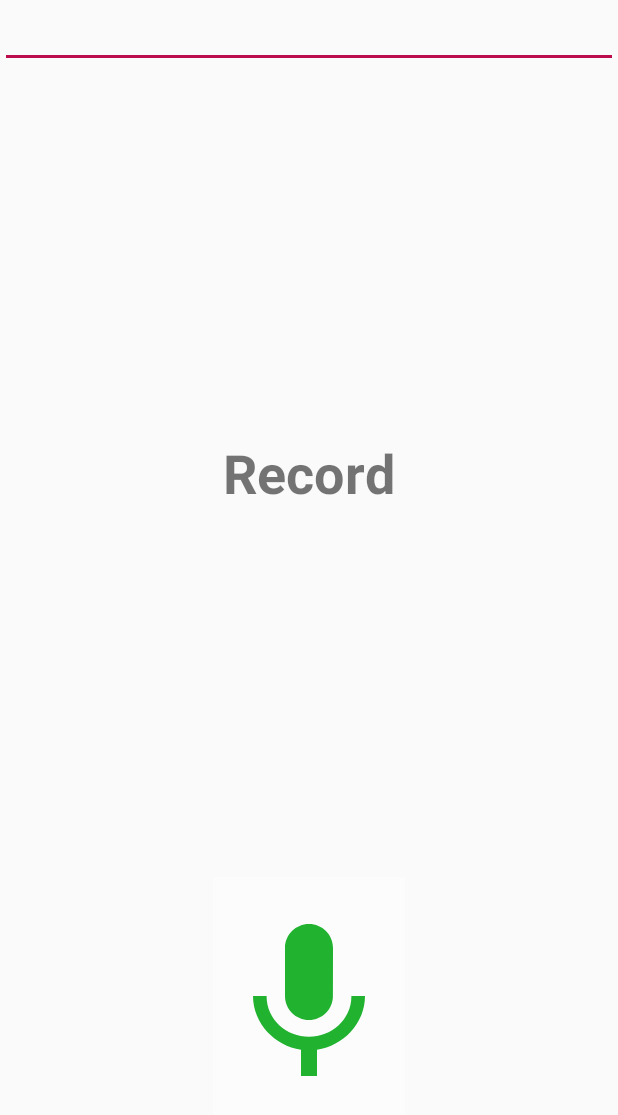
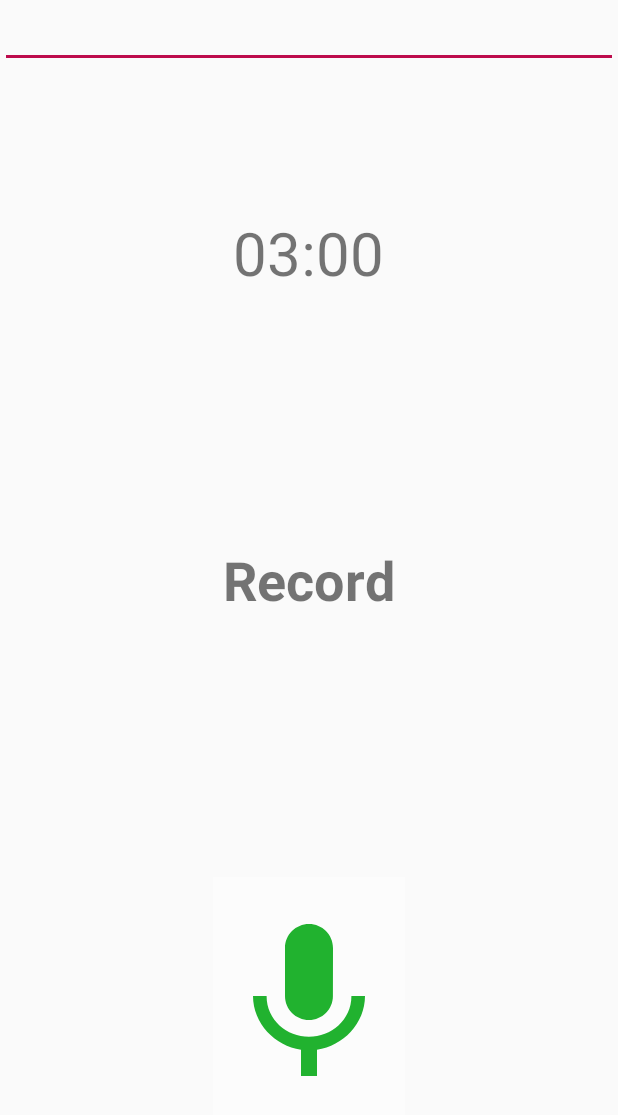
Before and after one commit to alison-foundation/alisonproject-android-app, an Android app: the layout fragment_actions.xml on its own in the app's theme, with its tools: preview values and no code run, on a phone screen of 412 x 824 dp. Shown: the top 1115 px of the screen. Run offline under Robolectric (Android 15) with nearby library versions, the phone set to English and light mode, and no system bars.

Commit message:
Added countdown and updated color picker

```diff
--- a/app/build.gradle
+++ b/app/build.gradle
@@ -20,6 +20,7 @@ android {
         sourceCompatibility = '1.8'
         targetCompatibility = '1.8'
     }
+    buildToolsVersion = '23.0.3'
 }
 
 dependencies {
@@ -36,4 +37,5 @@ dependencies {
     implementation 'androidx.recyclerview:recyclerview:1.0.0'
     implementation 'androidx.cardview:cardview:1.0.0'
     implementation 'com.pes.materialcolorpicker:library:1.2.5'
+    implementation 'com.azeesoft.lib.colorpicker:colorpicker:1.0.8@aar'
 }
--- a/app/src/main/res/layout/fragment_actions.xml
+++ b/app/src/main/res/layout/fragment_actions.xml
@@ -39,7 +39,6 @@
         android:layout_height="wrap_content"
         android:layout_marginStart="8dp"
         android:layout_marginLeft="8dp"
-        android:layout_marginTop="8dp"
         android:layout_marginEnd="8dp"
         android:layout_marginRight="8dp"
         android:layout_marginBottom="8dp"
@@ -48,6 +47,18 @@
         android:textStyle="bold"
         app:layout_constraintBottom_toTopOf="@+id/recordSoundBtn"
         app:layout_constraintEnd_toEndOf="parent"
+        app:layout_constraintStart_toStartOf="parent"
+        app:layout_constraintTop_toBottomOf="@+id/timerTextView" />
+
+    <TextView
+        android:id="@+id/timerTextView"
+        android:layout_width="wrap_content"
+        android:layout_height="wrap_content"
+        android:layout_marginTop="96dp"
+        android:text="03:00"
+        android:textSize="40sp"
+        app:layout_constraintEnd_toEndOf="parent"
+        app:layout_constraintHorizontal_bias="0.498"
         app:layout_constraintStart_toStartOf="parent"
         app:layout_constraintTop_toBottomOf="@+id/response_text" />
 
--- a/build.gradle
+++ b/build.gradle
@@ -7,7 +7,7 @@ buildscript {
 
     }
     dependencies {
-        classpath 'com.android.tools.build:gradle:3.4.0'
+        classpath 'com.android.tools.build:gradle:3.5.3'
 
         // NOTE: Do not place your application dependencies here; they belong
         // in the individual module build.gradle files
```
Also changed, not shown: app/src/main/java/com/alisonproject/android/ActionsFragment.java (+33 -12 lines), app/src/main/java/com/alisonproject/android/MainActivity.java (+8 -2 lines), app/src/main/java/com/alisonproject/android/SaveSoundFragment.java (+22 -7 lines), gradle/wrapper/gradle-wrapper.properties, 1 other file.
